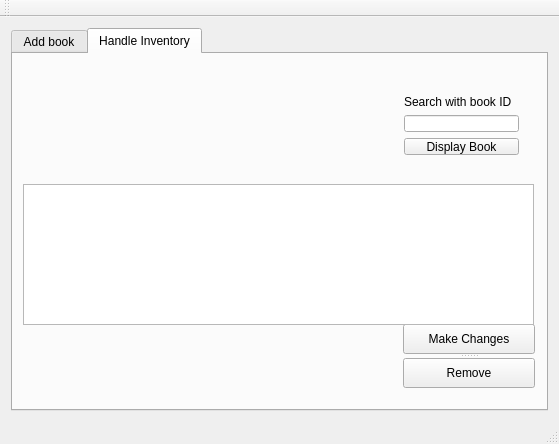
Old version of the form QT/AdminTool/mainwindow.ui in the repository henklin/bookishelf.
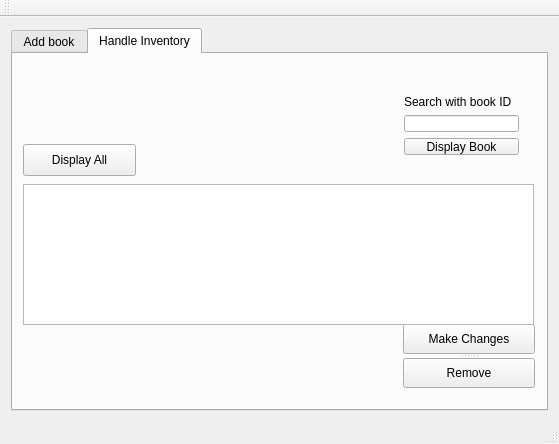
New version of the form.

Commit message: Server added class that returns entire book library

Patch:
```diff
--- a/QT/AdminTool/mainwindow.ui
+++ b/QT/AdminTool/mainwindow.ui
@@ -176,6 +176,19 @@
          </rect>
         </property>
        </widget>
+       <widget class="QPushButton" name="pushButton_5">
+        <property name="geometry">
+         <rect>
+          <x>10</x>
+          <y>90</y>
+          <width>113</width>
+          <height>32</height>
+         </rect>
+        </property>
+        <property name="text">
+         <string>Display All</string>
+        </property>
+       </widget>
       </widget>
      </widget>
     </item>
```
The commit also changes 7 other files.
